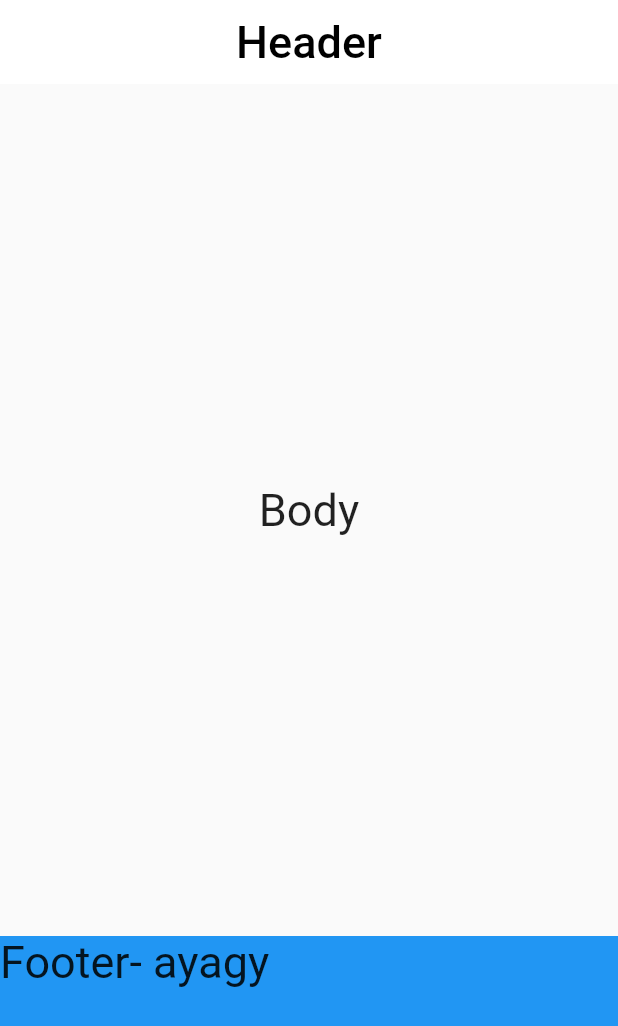
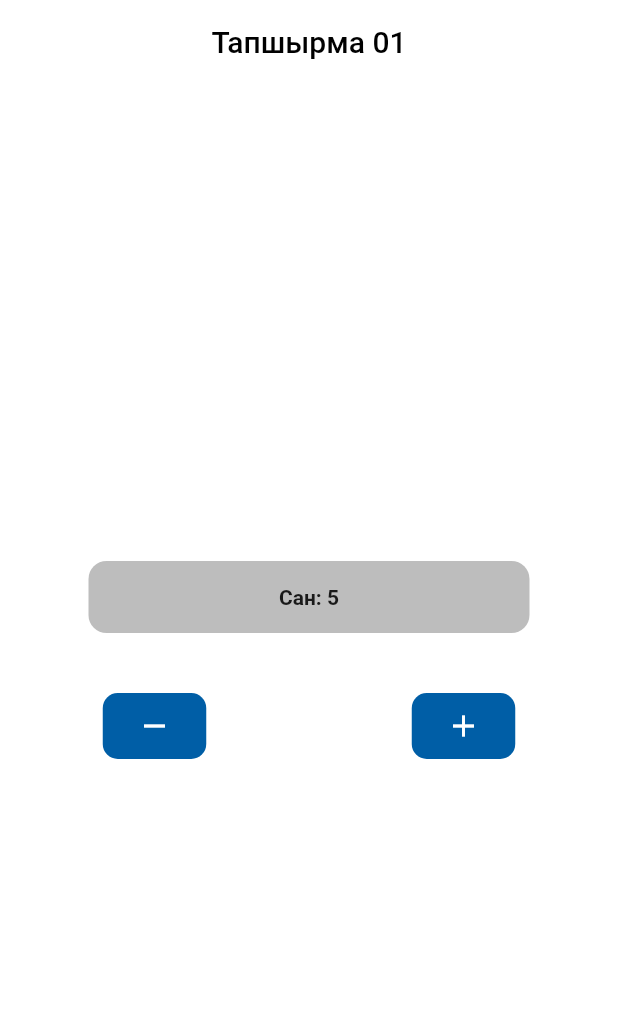
Before and after one commit to JanibekJali/Kurs6-sabak1, a Flutter app: the screen it shows after launch, on a phone screen of 412 x 824 dp. Shown: the top 1026 px of the screen. Run offline on Flutter 3.47's test engine with Material 2 defaults, Android fonts, the phone set to English and light mode, and no system bars.

Commit message:
Sabak 1 buttu

```diff
--- /dev/null
+++ b/sabak1_tirkeme/lib/birinchi_bet.dart
@@ -0,0 +1,123 @@
+import 'package:flutter/material.dart';
+import 'package:sabak1_tirkeme/ekinchi_bet.dart';
+
+class BirinchiBet extends StatefulWidget {
+  const BirinchiBet({Key key}) : super(key: key);
+
+  @override
+  _BirinchiBetState createState() => _BirinchiBetState();
+}
+
+class _BirinchiBetState extends State<BirinchiBet> {
+  int _san = 5;
+  void _koboituu() {
+    _san++;
+    setState(() {});
+  }
+
+  void _azaituu() {
+    _san--;
+    setState(() {});
+  }
+
+  @override
+  Widget build(BuildContext context) {
+    return Scaffold(
+      backgroundColor: Colors.white,
+      appBar: AppBar(
+        elevation: 0.0,
+        centerTitle: true,
+        title: const Text(
+          'Тапшырма 01',
+          style: TextStyle(color: Colors.black),
+        ),
+        backgroundColor: Colors.white,
+      ),
+      body: Center(
+        child: Column(
+          mainAxisAlignment: MainAxisAlignment.center,
+          children: [
+            InkWell(
+              onTap: () {
+                Navigator.push(
+                  context,
+                  MaterialPageRoute(
+                    builder: (context) => EkinchiBet(
+                      kelgenSan: _san.toString(),
+                    ),
+                  ),
+                );
+              },
+              child: Container(
+                alignment: Alignment.center,
+                decoration: const BoxDecoration(
+                  borderRadius: BorderRadius.all(Radius.circular(12.0)),
+                  color: Color(0xffBDBDBD),
+                ),
+                width: 294.0,
+                height: 48.0,
+                child: Text(
+                  'Сан: $_san',
+                  style: const TextStyle(fontWeight: FontWeight.w700),
+                ),
+              ),
+            ),
+            const SizedBox(
+              height: 40.0,
+            ),
+            Row(
+              mainAxisAlignment: MainAxisAlignment.spaceAround,
+              children: [
+                GestureDetector(
+                  onTap: () {
+                    // uzun jolu
+                    // _san = _san - 1;
+                    // _san--;
+                    // setState(() {});
+                    // log('San: $_san');
+                    _azaituu();
+                  },
+                  child: Container(
+                    decoration: BoxDecoration(
+                        color: const Color(0XFF005EA6),
+                        borderRadius: BorderRadius.circular(10.0)),
+                    width: 69.0,
+                    height: 44.0,
+                    child: const Icon(
+                      Icons.remove,
+                      color: Colors.white,
+                    ),
+                  ),
+                ),
+                GestureDetector(
+                  onTap: () {
+                    // uzun jolu
+                    // _san = _san + 1;
+                    // _san++;
+                    // setState(() {});
+                    // log('San: $_san');
+                    _koboituu();
+                  },
+                  child: Container(
+                    decoration: BoxDecoration(
+                        color: const Color(0XFF005EA6),
+                        borderRadius: BorderRadius.circular(10.0)),
+                    width: 69.0,
+                    height: 44.0,
+                    child: const Icon(
+                      Icons.add,
+                      color: Colors.white,
+                    ),
+                  ),
+                ),
+                // SizedBox(
+                //   width: 25.0,
+                // ),
+              ],
+            ),
+          ],
+        ),
+      ),
+    );
+  }
+}
--- a/sabak1_tirkeme/lib/counter_app.dart
+++ b/sabak1_tirkeme/lib/counter_app.dart
@@ -1,14 +1,17 @@
 import 'package:flutter/material.dart';
-import 'package:sabak1_tirkeme/counter_page.dart';
+import 'package:sabak1_tirkeme/birinchi_bet.dart';
+import 'package:sabak1_tirkeme/ekinchi_bet.dart';
 
 class CounterApp extends StatelessWidget {
   const CounterApp({Key key}) : super(key: key);
-
+  // Set State bul jerde ishtebeit
+  // setState(() {});
   @override
   Widget build(BuildContext context) {
     return MaterialApp(
       debugShowCheckedModeBanner: false,
-      home: CounterPage(),
+      home: BirinchiBet(),
+      // home: EkinchiBet(),
     );
   }
 }
--- a/sabak1_tirkeme/lib/counter_page.dart
+++ /dev/null
@@ -1,41 +0,0 @@
-import 'package:flutter/material.dart';
-
-class CounterPage extends StatefulWidget {
-  const CounterPage({Key key}) : super(key: key);
-
-  @override
-  _CounterPageState createState() => _CounterPageState();
-}
-
-class _CounterPageState extends State<CounterPage> {
-  @override
-  Widget build(BuildContext context) {
-    return Scaffold(
-      appBar: AppBar(
-        backgroundColor: Colors.white,
-        centerTitle: true,
-        elevation: 0.0,
-        title: const Text(
-          'Header',
-          style: TextStyle(fontSize: 30.0, color: Colors.black),
-        ),
-      ),
-      body: Center(
-        child: Container(
-          child: const Text(
-            'Body',
-            style: TextStyle(fontSize: 30.0),
-          ),
-        ),
-      ),
-      bottomNavigationBar: Container(
-          height: 200.0,
-          width: double.infinity,
-          color: Colors.blue,
-          child: const Text(
-            'Footer- ayagy',
-            style: TextStyle(fontSize: 30.0),
-          )),
-    );
-  }
-}
```
Also changed, not shown: sabak1_tirkeme/lib/ekinchi_bet.dart (added, +37 -0 lines), sabak1_tirkeme/lib/misaldar/counter_page.dart (added, +71 -0 lines).
